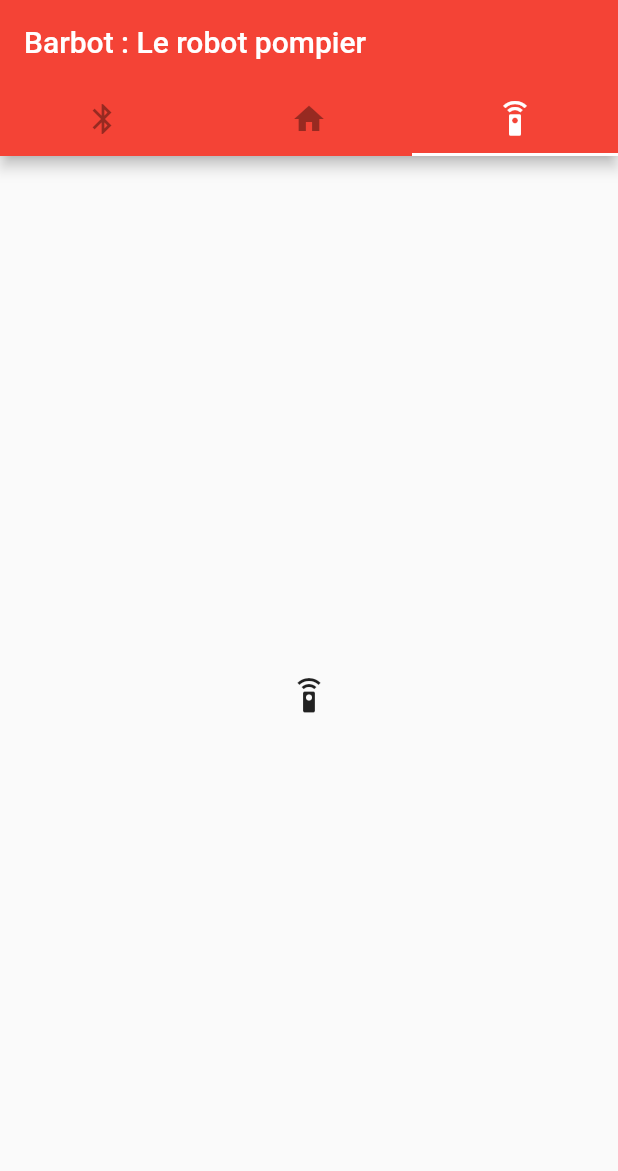
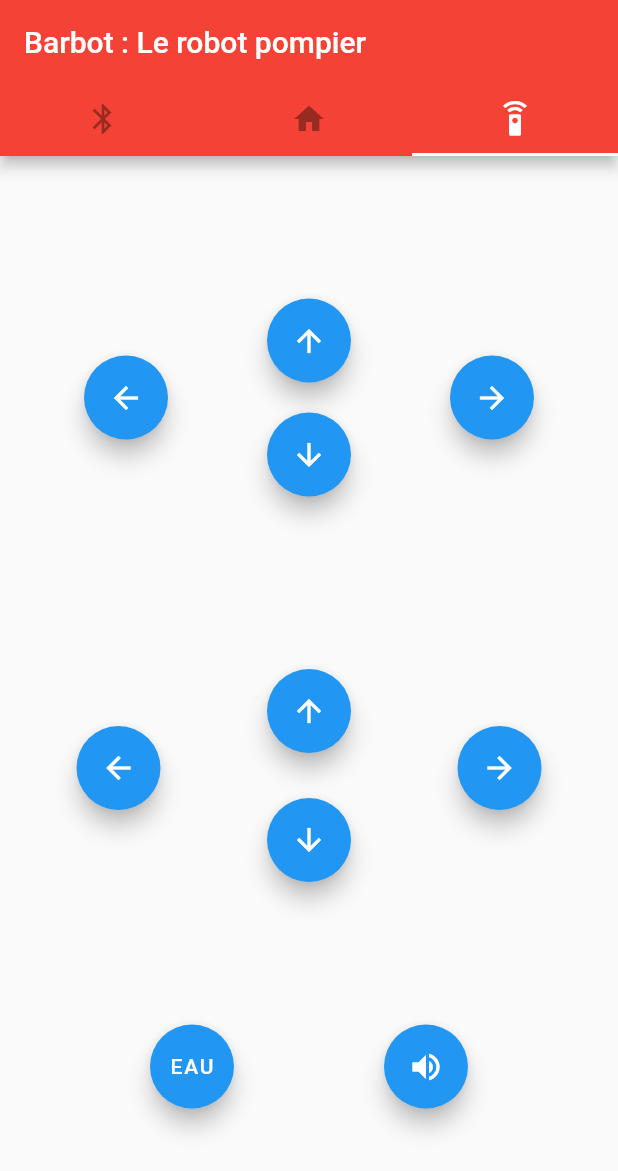
Before and after one commit to cecloclo/barb_bot, a Flutter app: the screen it shows after launch, tab 3 chosen, on a phone screen of 412 x 824 dp. Shown: the top 1171 px of the screen. Run offline on Flutter 3.47's test engine with Material 2 defaults, Android fonts, the phone set to English and light mode, and no system bars.

Commit message:
Partie Controle avec buttons

```diff
--- a/lib/main.dart
+++ b/lib/main.dart
@@ -27,7 +27,6 @@ class MyHomePage extends StatefulWidget {
   MyHomePage({Key key, this.title}) : super(key: key);
 
   // The home page of your application.
-
   // This class is the configuration for the state. It holds the values (in this
   // case the title) provided by the parent (in this case the App widget) and
   // used by the build method of the State. Fields in a Widget subclass are
@@ -40,7 +39,6 @@ class MyHomePage extends StatefulWidget {
 }
 
 class _MyHomePageState extends State<MyHomePage> {
-
   @override
   Widget build(BuildContext context) {
     return MaterialApp(
@@ -79,17 +77,123 @@ class _MyHomePageState extends State<MyHomePage> {
                 ),
               ),
               Icon(Icons.home),
-              Icon(Icons.settings_remote),
+              Column(
+                mainAxisAlignment: MainAxisAlignment.spaceEvenly,
+                children: <Widget>[
+                  Container(
+                      child: Row(
+                        mainAxisAlignment: MainAxisAlignment.spaceEvenly,
+                    children: <Widget>[
+                      Column(
+                        mainAxisAlignment: MainAxisAlignment.center,
+                        children: <Widget>[
+                          FloatingActionButton(
+                            onPressed: null,
+                            child: Center(child: Icon(Icons.arrow_back)),
+                          )
+                        ],
+                      ),
+                      Column(
+                        mainAxisSize: MainAxisSize.max,
+                        mainAxisAlignment: MainAxisAlignment.center,
+                        children: <Widget>[
+                          Padding(
+                            padding: const EdgeInsets.all(10.0),
+                            child: FloatingActionButton(
+                              onPressed: null,
+                              child: Center(child: Icon(Icons.arrow_upward)),
+                            ),
+                          ),
+                          Padding(
+                            padding: const EdgeInsets.all(10.0),
+                            child: FloatingActionButton(
+                              onPressed: null,
+                              child: Center(child: Icon(Icons.arrow_downward)),
+                            ),
+                          ),
+                        ],
+                      ),
+                      Column(
+                        children: <Widget>[
+                          FloatingActionButton(
+                            onPressed: null,
+                            child: Center(child: Icon(Icons.arrow_forward)),
+                          )
+                        ],
+                      ),
+                    ],
+                  )),
+                  Container(
+
+                      child: Row(
+                        mainAxisSize: MainAxisSize.max,
+                        mainAxisAlignment: MainAxisAlignment.spaceEvenly,
+                        children: <Widget>[
+                          Column(
+                            mainAxisAlignment: MainAxisAlignment.center,
+                            children: <Widget>[
+                              FloatingActionButton(
+                                onPressed: null,
+                                child: Center(child: Icon(Icons.arrow_back)),
+                              )
+                            ],
+                          ),
+                          Column(
+                            mainAxisSize: MainAxisSize.max,
+                            mainAxisAlignment: MainAxisAlignment.spaceEvenly,
+                            children: <Widget>[
+                              Padding(
+                                padding: const EdgeInsets.all(20.0),
+                                child: FloatingActionButton(
+                                  onPressed: null,
+                                  child: Center(child: Icon(Icons.arrow_upward)),
+                                ),
+                              ),
+                              Padding(
+                                padding: const EdgeInsets.all(10.0),
+                                child: FloatingActionButton(
+                                  onPressed: null,
+                                  child: Center(child: Icon(Icons.arrow_downward)),
+                                ),
+                              ),
+                            ],
+                          ),
+                          Column(
+                            children: <Widget>[
+                              FloatingActionButton(
+                                onPressed: null,
+                                child: Center(child: Icon(Icons.arrow_forward)),
+                              )
+                            ],
+                          ),
+                        ],
+                      )),
+                  Container(
+                    child: Row(
+                      mainAxisAlignment: MainAxisAlignment.spaceEvenly,
+                      children: <Widget>[
+                        FloatingActionButton(
+                            onPressed: null,
+                            child: Center(child: Text("EAU")),
+                        ),
+                        FloatingActionButton(
+                            onPressed: null,
+                          child: Center(child: Icon(Icons.volume_up),),
+                        )
+                      ],
+                    ),
+                  )
+                ],
+              )
             ],
           ),
         ),
       ),
     );
   }
+}
 
-}
 showAlertDialog(BuildContext context) {
-
   // set up the button
   Widget okButton = FlatButton(
     child: Text("OK"),
@@ -113,9 +217,8 @@ class _MyHomePageState extends State<MyHomePage> {
     },
   );
 }
-  showManualControlMode(BuildContext context) {
 
-  }
+showManualControlMode(BuildContext context) {}
 /* Widget build(BuildContext context) {
     // This method is rerun every time setState is called, for instance as done
     // by the _incrementCounter method above.
```
Lines whose indentation alone changed are shown as unchanged.
